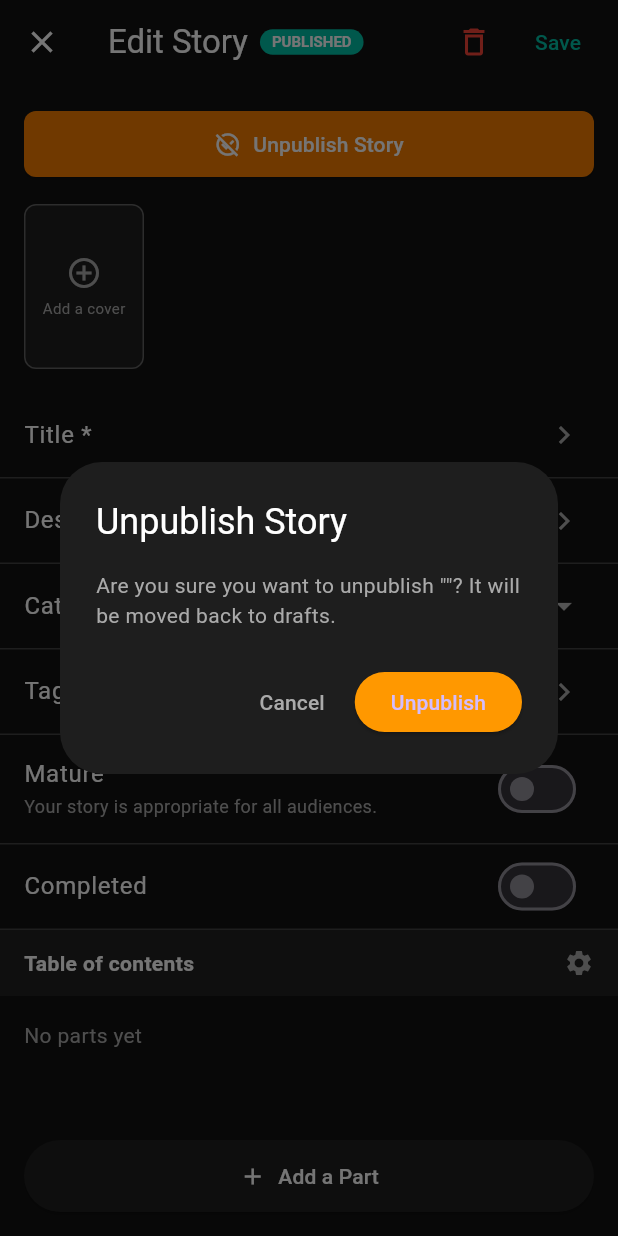
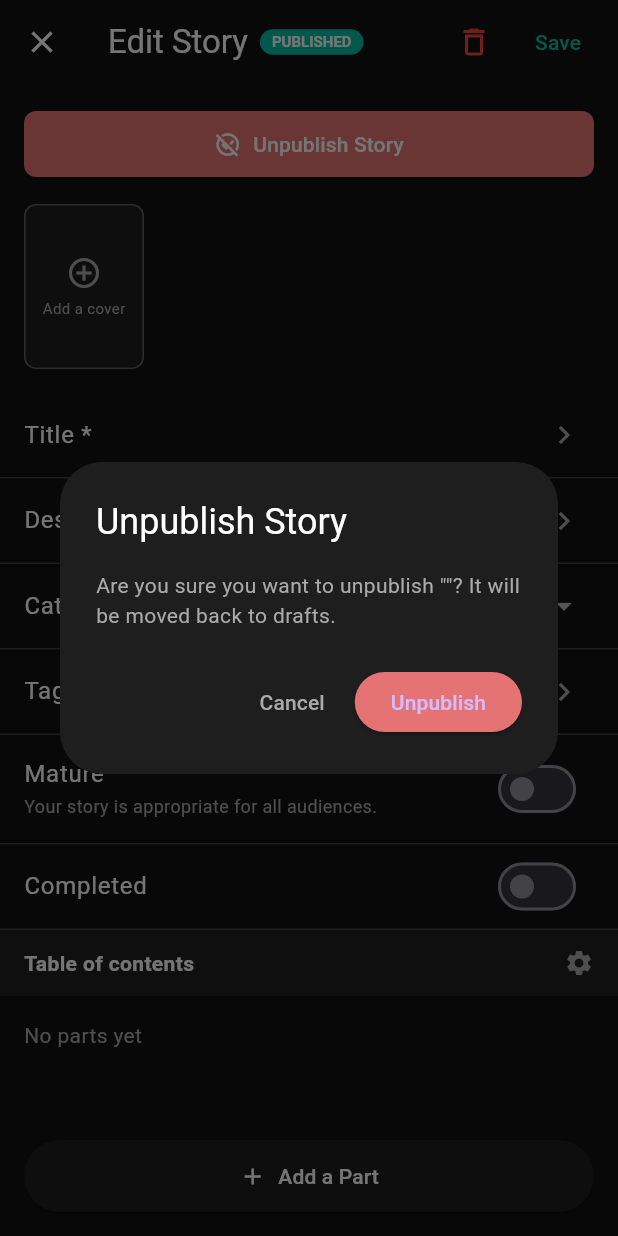
Before and after one commit to ChanMyaeThinzarTun/leisurely-read, a Flutter app: the EditStoryPage screen opened directly with empty values, after a tap on "Unpublish Story", on a phone screen of 412 x 824 dp. Run offline on Flutter 3.47's test engine with Material 3 defaults, Android fonts, the phone set to English and light mode, and no system bars; our stand-ins replace cloud_firestore, firebase_auth, firebase_core, image_picker, shared_preferences; accounts and stored records are empty; generated files the repository leaves out were written again.

Commit message:
color change

```diff
--- a/lib/main.dart
+++ b/lib/main.dart
@@ -152,7 +152,7 @@ class _RoleBasedHome extends StatelessWidget {
               child: Column(
                 mainAxisAlignment: MainAxisAlignment.center,
                 children: [
-                  const Icon(Icons.warning, size: 80, color: Colors.orange),
+                  const Icon(Icons.warning, size: 80, color: Color(0xFFFFB74D)),
                   const SizedBox(height: 24),
                   const Text(
                     'User Profile Not Found',
@@ -220,7 +220,7 @@ class _PendingApprovalScreen extends StatelessWidget {
         child: Column(
           mainAxisAlignment: MainAxisAlignment.center,
           children: [
-            const Icon(Icons.pending, size: 80, color: Colors.orange),
+            const Icon(Icons.pending, size: 80, color: Color(0xFFFFB74D)),
             const SizedBox(height: 24),
             const Text(
               'Your writer account is pending admin approval',
--- a/lib/screens/admin_dashboard.dart
+++ b/lib/screens/admin_dashboard.dart
@@ -143,7 +143,10 @@ class _UsersTabState extends State<_UsersTab> {
                       Tooltip(
                         message: 'Ban',
                         child: IconButton(
-                          icon: const Icon(Icons.lock, color: Colors.orange),
+                          icon: const Icon(
+                            Icons.lock,
+                            color: Color(0xFFFFB74D),
+                          ),
                           onPressed: () => _showBanDialog(context, user),
                         ),
                       ),
--- a/lib/screens/writer_home.dart
+++ b/lib/screens/writer_home.dart
@@ -368,7 +368,7 @@ class _WriterHomeState extends State<WriterHome> {
                     child: Container(
                       padding: const EdgeInsets.symmetric(horizontal: 6, vertical: 2),
                       decoration: BoxDecoration(
-                        color: Colors.orange.shade700,
+                        color: const Color(0xFFE57373),
                         borderRadius: BorderRadius.circular(4),
                       ),
                       child: const Text(
@@ -892,7 +892,7 @@ class _EditStoryPageState extends State<EditStoryPage> {
             ),
             ElevatedButton(
               onPressed: () => Navigator.pop(ctx, true),
-              style: ElevatedButton.styleFrom(backgroundColor: Colors.orange),
+              style: ElevatedButton.styleFrom(backgroundColor: const Color(0xFFE57373)),
               child: const Text('Unpublish'),
             ),
           ],
@@ -1057,7 +1057,7 @@ class _EditStoryPageState extends State<EditStoryPage> {
               Container(
                 padding: const EdgeInsets.symmetric(horizontal: 8, vertical: 2),
                 decoration: BoxDecoration(
-                  color: _isDraft ? Colors.orange.shade700 : _accentColor,
+                  color: _isDraft ? const Color(0xFFE57373) : _accentColor,
                   borderRadius: BorderRadius.circular(10),
                 ),
                 child: Text(
@@ -1096,7 +1096,7 @@ class _EditStoryPageState extends State<EditStoryPage> {
                           icon: Icon(_isDraft ? Icons.publish : Icons.unpublished_outlined),
                           label: Text(_isDraft ? 'Publish Story' : 'Unpublish Story'),
                           style: ElevatedButton.styleFrom(
-                            backgroundColor: _isDraft ? _accentColor : Colors.orange.shade700,
+                            backgroundColor: _isDraft ? _accentColor : const Color(0xFFE57373),
                             foregroundColor: Colors.white,
                             padding: const EdgeInsets.symmetric(vertical: 12),
                             shape: RoundedRectangleBorder(
```
